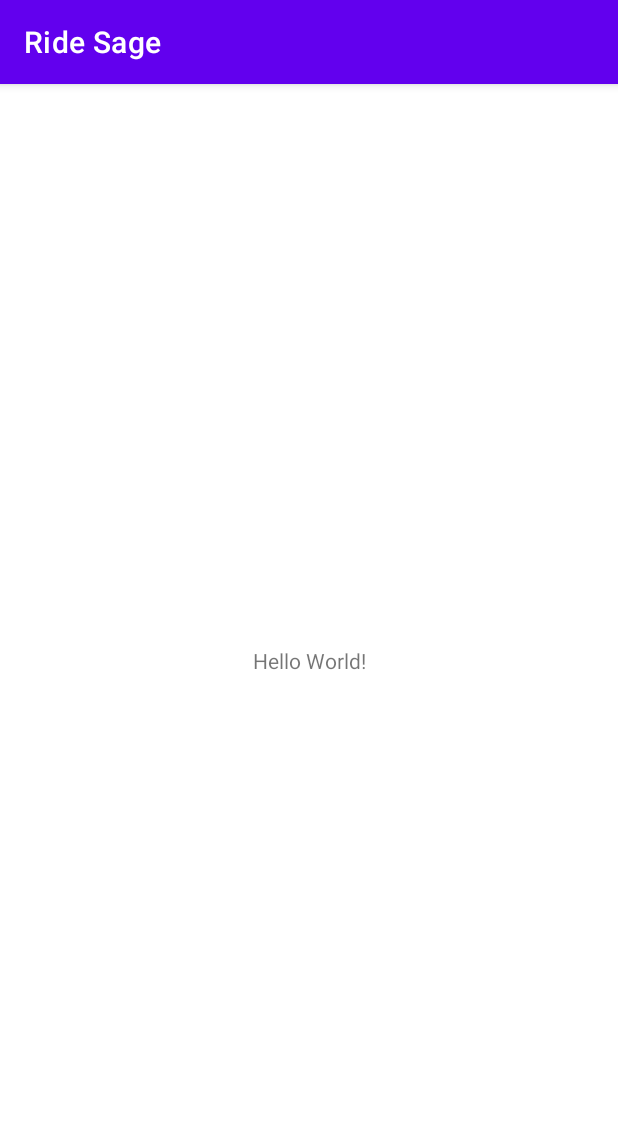
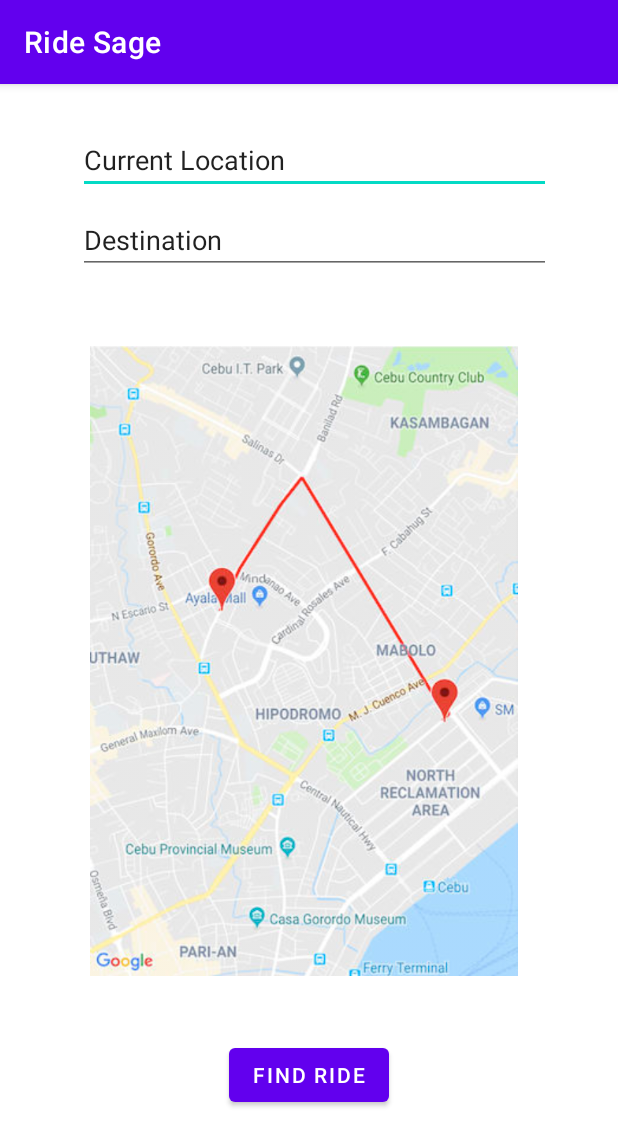
Before and after one commit to APrabhu97/Ride-Sage, an Android app: the screen it shows after launch (MainActivity), on a phone screen of 412 x 824 dp. Shown: the top 1146 px of the screen. Run offline under Robolectric (Android 15) with nearby library versions, the phone set to English and light mode, and no system bars.

Commit message:
Timothy: Added map screen

```diff
--- a/app/src/main/res/layout/activity_main.xml
+++ b/app/src/main/res/layout/activity_main.xml
@@ -6,13 +6,49 @@
     android:layout_height="match_parent"
     tools:context=".MainActivity">
 
-    <TextView
+    <EditText
+        android:id="@+id/editTextTextPersonName"
+        android:layout_width="315dp"
+        android:layout_height="41dp"
+        android:layout_marginStart="52dp"
+        android:layout_marginTop="32dp"
+        android:ems="10"
+        android:inputType="textPersonName"
+        android:text="@string/stringInput"
+        app:layout_constraintStart_toStartOf="parent"
+        app:layout_constraintTop_toTopOf="parent" />
+
+    <EditText
+        android:id="@+id/editTextTextPersonName2"
+        android:layout_width="315dp"
+        android:layout_height="41dp"
+        android:layout_marginStart="52dp"
+        android:layout_marginTop="12dp"
+        android:ems="10"
+        android:inputType="textPersonName"
+        android:text="@string/stringOutput"
+        app:layout_constraintStart_toStartOf="parent"
+        app:layout_constraintTop_toBottomOf="@+id/editTextTextPersonName" />
+
+    <ImageView
+        android:id="@+id/imageView"
+        android:layout_width="285dp"
+        android:layout_height="432dp"
+        android:layout_marginStart="60dp"
+        android:layout_marginTop="22dp"
+        android:layout_marginBottom="148dp"
+        app:layout_constraintBottom_toBottomOf="parent"
+        app:layout_constraintStart_toStartOf="parent"
+        app:layout_constraintTop_toBottomOf="@+id/editTextTextPersonName2"
+        app:srcCompat="@drawable/googlemapprev" />
+
+    <Button
+        android:id="@+id/button"
         android:layout_width="wrap_content"
         android:layout_height="wrap_content"
-        android:text="Hello World!"
-        app:layout_constraintBottom_toBottomOf="parent"
-        app:layout_constraintLeft_toLeftOf="parent"
-        app:layout_constraintRight_toRightOf="parent"
-        app:layout_constraintTop_toTopOf="parent" />
-
+        android:layout_marginTop="36dp"
+        android:text="@string/stringFindRide"
+        app:layout_constraintEnd_toEndOf="parent"
+        app:layout_constraintStart_toStartOf="parent"
+        app:layout_constraintTop_toBottomOf="@+id/imageView" />
 </androidx.constraintlayout.widget.ConstraintLayout>
--- a/app/src/main/res/values/strings.xml
+++ b/app/src/main/res/values/strings.xml
@@ -1,3 +1,8 @@
 <resources>
     <string name="app_name">Ride Sage</string>
+
+    <!--  Main Activity  -->
+    <string name="stringInput">Current Location</string>
+    <string name="stringOutput">Destination</string>
+    <string name="stringFindRide">Find Ride</string>
 </resources>
```
Also changed, not shown: app/src/main/res/drawable/googlemapprev.jpg (added).
